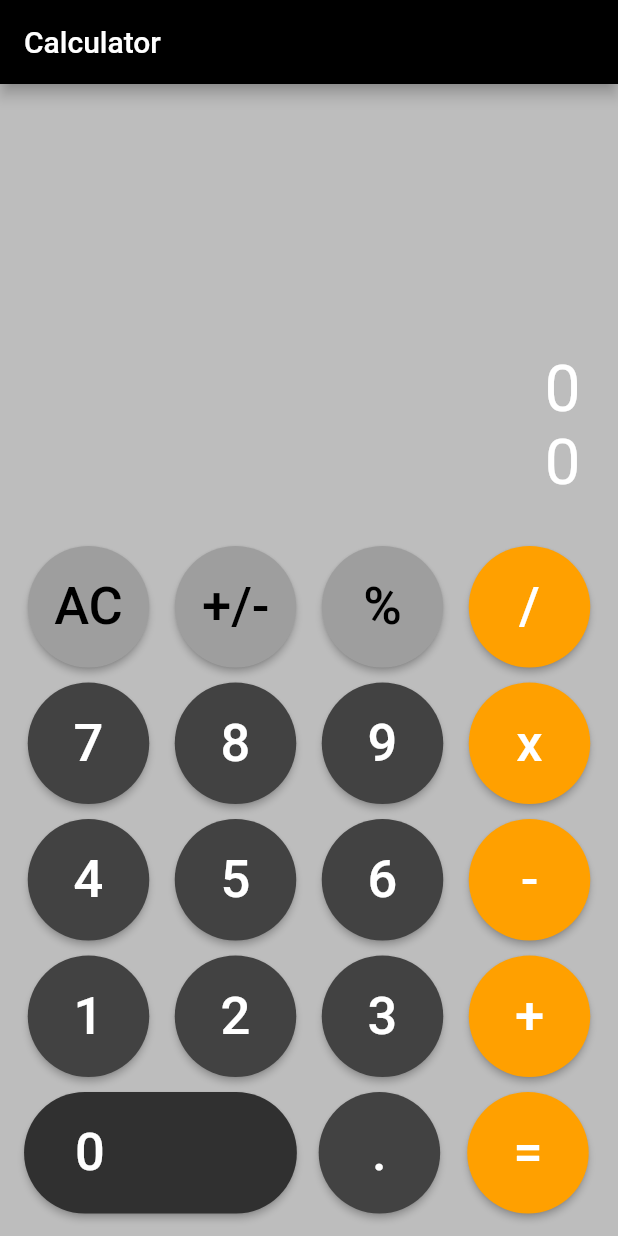
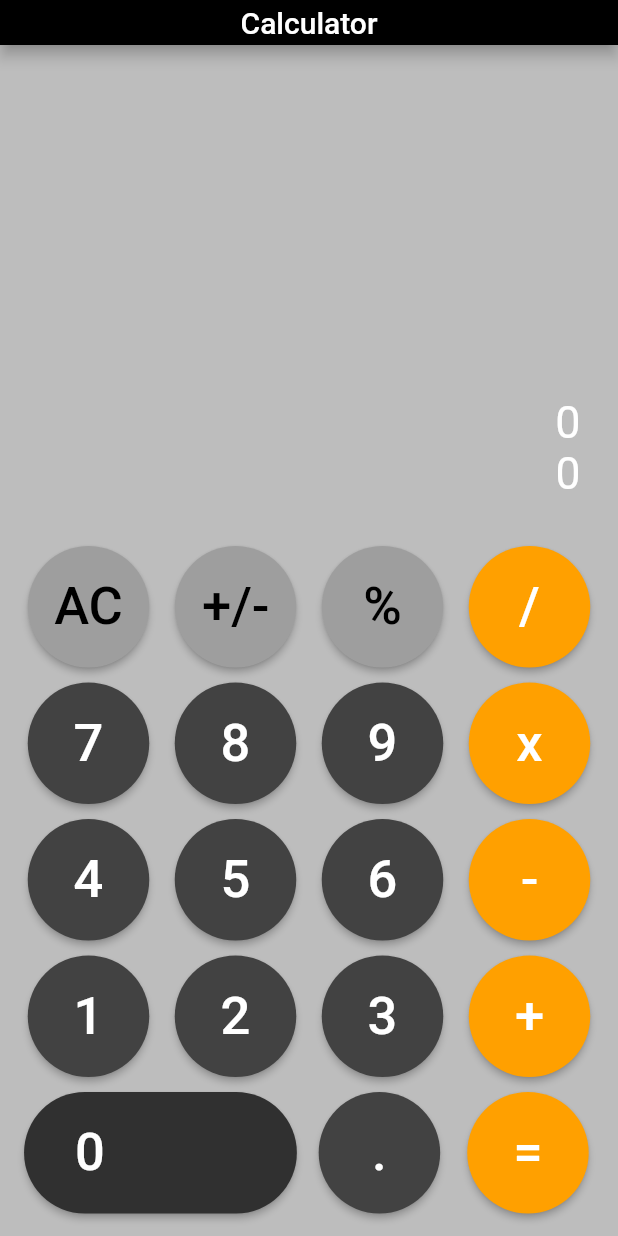
Before and after one commit to OybekNarzikulov/calculator-main, a Flutter app: the screen it shows after launch, on a phone screen of 412 x 824 dp. Run offline on Flutter 3.47's test engine with Material 2 defaults, Android fonts, the phone set to English and light mode, and no system bars; our stand-ins replace math_expressions.

Commit message:
some change

```diff
--- a/lib/my_calculator.dart
+++ b/lib/my_calculator.dart
@@ -127,7 +127,7 @@ class _MyCalculatorState extends State<MyCalculator> {
           width: MediaQuery.of(context).size.width * 0.9,
           alignment: Alignment.centerRight,
           child: SizedBox(
-            height: 50,
+            height: 35,
             child: FittedBox(
               fit: BoxFit.contain,
               child: Text(
@@ -151,6 +151,8 @@ class _MyCalculatorState extends State<MyCalculator> {
     return Scaffold(
       backgroundColor: Colors.black26,
       appBar: AppBar(
+        centerTitle: true,
+        toolbarHeight: MediaQuery.of(context).orientation == Orientation.landscape ? 20 : 30,
         title: Text('Calculator'),
         backgroundColor: Colors.black,
       ),
@@ -332,7 +334,7 @@ class _MyCalculatorState extends State<MyCalculator> {
                         children: <Widget>[
                           //this is button Zero
                           RaisedButton(
-                            padding: EdgeInsets.fromLTRB(205, 10, 205, 10),
+                            padding: EdgeInsets.fromLTRB(185, 10, 185, 10),
                             onPressed: () {
                               calculation('0');
                             },
@@ -351,9 +353,6 @@ class _MyCalculatorState extends State<MyCalculator> {
                               '=', Colors.amber.shade700, Colors.white, 20),
                         ],
                       ),
-                      const SizedBox(
-                        height: 10,
-                      ),
                     ],
                   ),
           ],
```
